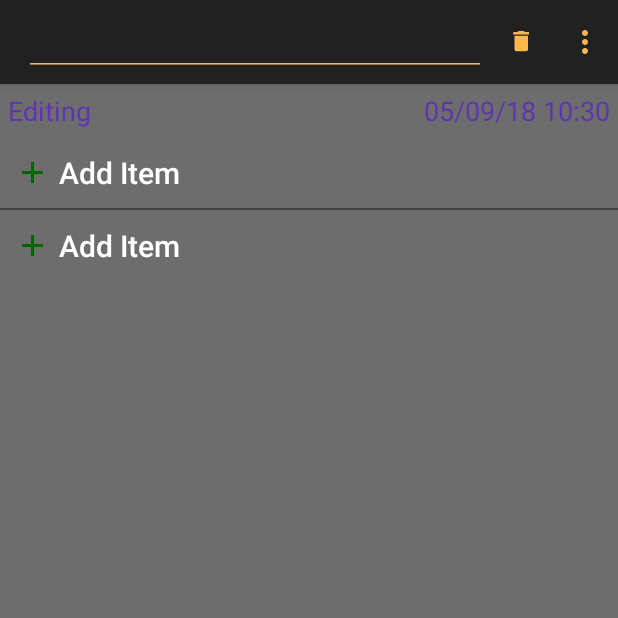
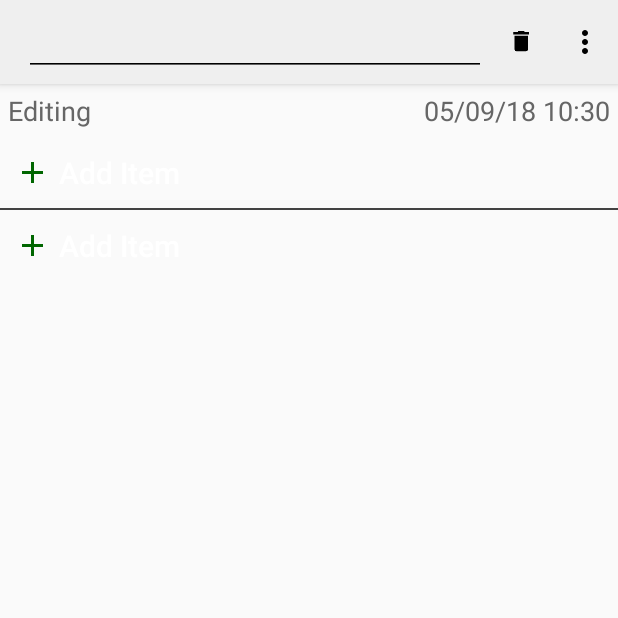
Before and after one commit to ngorham/ToDoList, an Android app: the screen it shows after launch (ListEditActivity), after a tap on "Add", on a phone screen of 412 x 824 dp, the top half of it. Run offline under Robolectric (Android 15) with nearby library versions, the phone set to English and light mode, and no system bars.

Commit message:
ToDoList-version1.1 Update 11 5/8/2018
Removed DarkTheme theme setting

```diff
--- a/app/src/main/java/net/ngorham/todolist/ListEditActivity.java
+++ b/app/src/main/java/net/ngorham/todolist/ListEditActivity.java
@@ -45,7 +45,7 @@ import java.util.Locale;
  *
  * 1.1: Replaced dialog strings with strings in strings.xml, intent
  * extra strings with ListDetailActivity static constants
- * Removed public static constants
+ * Removed public static constants, DarkTheme
  */
 
 public class ListEditActivity extends Activity {
@@ -70,8 +70,8 @@ public class ListEditActivity extends Activity {
     //Db variables
     private ToDoListDAO dao;
     //SharedPreferences variables
-    private SharedPreferences sharedPrefs;
-    private boolean switchTheme;
+    //private SharedPreferences sharedPrefs;
+    //private boolean switchTheme;
 
     //Inner classes
     //Update Note to db
@@ -199,10 +199,9 @@ public class ListEditActivity extends Activity {
 
     @Override
     protected void onCreate(Bundle savedInstanceState){
-        sharedPrefs = PreferenceManager.getDefaultSharedPreferences(this);
-        switchTheme = sharedPrefs.getBoolean("switch_theme", false);
-        if(switchTheme){ setTheme(R.style.LightTheme); }
-        else { setTheme(R.style.DarkTheme); }
+        //sharedPrefs = PreferenceManager.getDefaultSharedPreferences(this);
+        //switchTheme = sharedPrefs.getBoolean("switch_theme", false);
+        setTheme(R.style.LightTheme);
         super.onCreate(savedInstanceState);
         setContentView(R.layout.activity_list_edit);
         //Set up recycler view
@@ -453,7 +452,7 @@ public class ListEditActivity extends Activity {
         MenuItem delete_list = menu.findItem(R.id.delete_list);
         MenuItem save_list = menu.findItem(R.id.save_list);
         MenuItem app_settings = menu.findItem(R.id.app_settings);
-        if(switchTheme){ //Light Theme
+        if(true){ //Light Theme
             if(delete_list != null){
                 delete_list.setIcon(getResources().getDrawable(R.drawable.ic_delete_black_18dp));
             }
@@ -463,7 +462,7 @@ public class ListEditActivity extends Activity {
             if(app_settings != null){
                 app_settings.setIcon(getResources().getDrawable(R.drawable.ic_settings_black_18dp));
             }
-        } else { //Dark Theme
+        } /*else { //Dark Theme
             if(delete_list != null){
                 delete_list.setIcon(getResources().getDrawable(R.drawable.ic_delete_gold_18dp));
             }
@@ -473,7 +472,7 @@ public class ListEditActivity extends Activity {
             if(app_settings != null){
                 app_settings.setIcon(getResources().getDrawable(R.drawable.ic_settings_gold_18dp));
             }
-        }
+        }*/
         return super.onPrepareOptionsMenu(menu);
     }
 
@@ -581,8 +580,7 @@ public class ListEditActivity extends Activity {
     private void deleteListDialog(){
         AlertDialog.Builder builder = new AlertDialog.Builder(ListEditActivity.this);
         builder.setTitle(R.string.delete_list);
-        if(switchTheme){ builder.setIcon(R.drawable.ic_warning_black_18dp); }
-        else { builder.setIcon(R.drawable.ic_warning_gold_18dp); }
+        builder.setIcon(R.drawable.ic_warning_black_18dp);
         builder.setMessage(R.string.dialog_delete_list_message);
         builder.setPositiveButton(R.string.dialog_ok, new DialogInterface.OnClickListener() {
             @Override
--- a/app/src/main/java/net/ngorham/todolist/MainActivity.java
+++ b/app/src/main/java/net/ngorham/todolist/MainActivity.java
@@ -38,6 +38,7 @@ import java.util.Locale;
  * View select menu icon is determined by current layout preference,
  * setUpAdapter method for setting Adapter and on click listeners,
  * setReminder boolean variable
+ * Removed DarkTheme
  */
 
 public class MainActivity extends Activity {
@@ -53,16 +54,15 @@ public class MainActivity extends Activity {
     private ToDoListDAO dao;
     //SharedPreferences variables
     private SharedPreferences sharedPrefs;
-    private boolean switchTheme;
+    //private boolean switchTheme;
     private int layoutManager;
 
     @Override
     protected void onCreate(Bundle savedInstanceState) {
         sharedPrefs = PreferenceManager.getDefaultSharedPreferences(this);
-        switchTheme = sharedPrefs.getBoolean("switch_theme", false);
+        //switchTheme = sharedPrefs.getBoolean("switch_theme", false);
         layoutManager = sharedPrefs.getInt("layout_manager", 0);
-        if(switchTheme){ setTheme(R.style.LightTheme); }
-        else { setTheme(R.style.DarkTheme); }
+        setTheme(R.style.LightTheme);
         super.onCreate(savedInstanceState);
         setContentView(R.layout.activity_main);
         //Set up recycler view
@@ -115,10 +115,10 @@ public class MainActivity extends Activity {
     @Override
     protected void onRestart(){
         super.onRestart();
-        if(switchTheme != sharedPrefs.getBoolean("switch_theme", false)){
+        /*if(switchTheme != sharedPrefs.getBoolean("switch_theme", false)){
             finish();
             startActivity(getIntent());
-        }
+        }*/
         if(listChanges || setReminder){
             listItems.clear();
             setUpAdapter(dao.fetchAllNotes(), this);
@@ -210,21 +210,21 @@ public class MainActivity extends Activity {
                 R.drawable.ic_view_grid_black_18dp,
                 R.drawable.ic_view_large_grid_black_18dp
         };
-        if(switchTheme){ //Light Theme
+        if(true){ //Light Theme
             if(add_list != null){
                 add_list.setIcon(getResources().getDrawable(R.drawable.ic_add_black_18dp));
             }
             if(app_settings != null){
                 app_settings.setIcon(getResources().getDrawable(R.drawable.ic_settings_black_18dp));
             }
-        } else { //Dark Theme
+        } /*else { //Dark Theme
             if(add_list != null){
                 add_list.setIcon(getResources().getDrawable(R.drawable.ic_add_gold_18dp));
             }
             if(app_settings != null){
                 app_settings.setIcon(getResources().getDrawable(R.drawable.ic_settings_gold_18dp));
             }
-        }
+        }*/
         view_select.setIcon(view_select_icons[layoutManager]);
         return super.onPrepareOptionsMenu(menu);
     }
--- a/app/src/main/res/values/colors.xml
+++ b/app/src/main/res/values/colors.xml
@@ -15,5 +15,5 @@
     <color name="colorAccentLight">#00ACC1</color>
     <color name="textPrimaryLight">#000</color>
     <color name="textSecondaryLight">#222</color>
-    <color name="textTertiaryLight">#5E35B1</color>
+    <color name="textTertiaryLight">#666</color>
 </resources>
--- a/app/src/main/res/xml/preferences.xml
+++ b/app/src/main/res/xml/preferences.xml
@@ -1,6 +1,6 @@
 <?xml version="1.0" encoding="utf-8"?>
 <PreferenceScreen xmlns:android="http://schemas.android.com/apk/res/android">
-    <PreferenceCategory
+    <!--<PreferenceCategory
         android:title="General"
         android:key="general_category">
         <SwitchPreference
@@ -11,7 +11,7 @@
             android:summaryOn="@string/switch_theme_summary_on"
             android:switchTextOff="Dark"
             android:switchTextOn="Light" />
-    </PreferenceCategory>
+    </PreferenceCategory>-->
     <PreferenceCategory
         android:title="About"
         android:key="about_category">
```
Also changed, not shown: app/src/main/java/net/ngorham/todolist/ListDetailActivity.java (+12 -13 lines), app/src/main/java/net/ngorham/todolist/SettingsActivity.java (+6 -5 lines).
